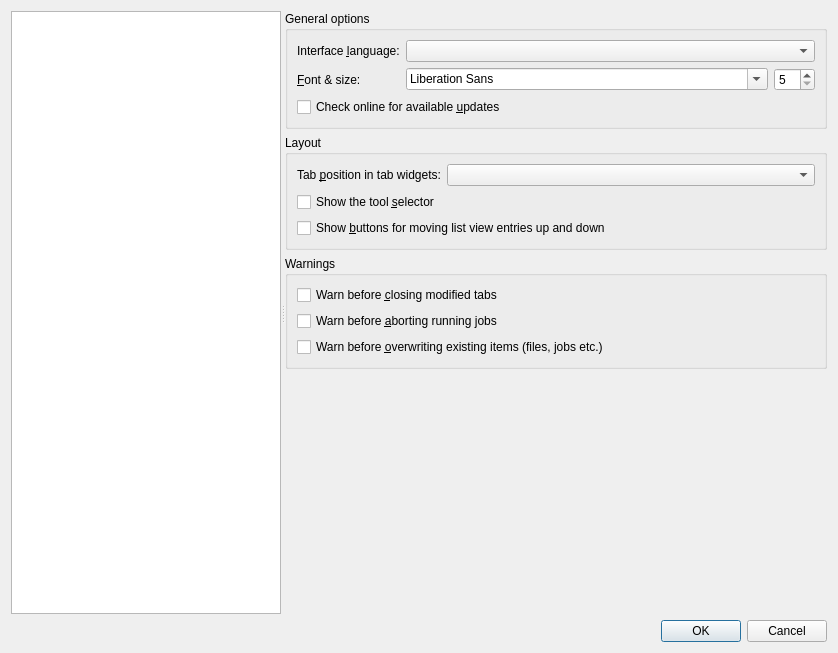
The window that src/mkvtoolnix-gui/forms/main_window/preferences_dialog.ui (jpsdr/MKVToolnix-Windows-7) describes before a commit, drawn with Qt 5.
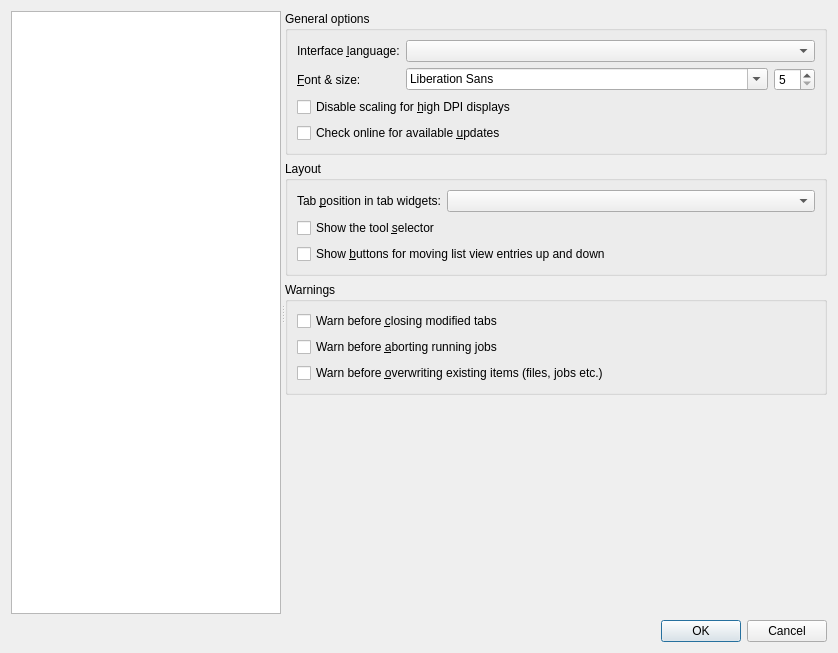
The same window after the commit. Icons and pictures are not drawn. Custom widgets are drawn as their Qt base class.

Commit message:
GUI: add option for disabling automatic high DPI scaling
Should be a workaround for those affected by #2415.

```diff
--- a/src/mkvtoolnix-gui/forms/main_window/preferences_dialog.ui
+++ b/src/mkvtoolnix-gui/forms/main_window/preferences_dialog.ui
@@ -133,6 +133,13 @@
              </item>
             </layout>
            </item>
+           <item>
+            <widget class="QCheckBox" name="cbGuiDisableHighDPIScaling">
+             <property name="text">
+              <string>Disable scaling for &amp;high DPI displays</string>
+             </property>
+            </widget>
+           </item>
            <item>
             <widget class="QCheckBox" name="cbGuiCheckForUpdates">
              <property name="text">
```
Left out of the diff: 1 changed line with no effect on the pictures. The commit also changes 7 other files.
